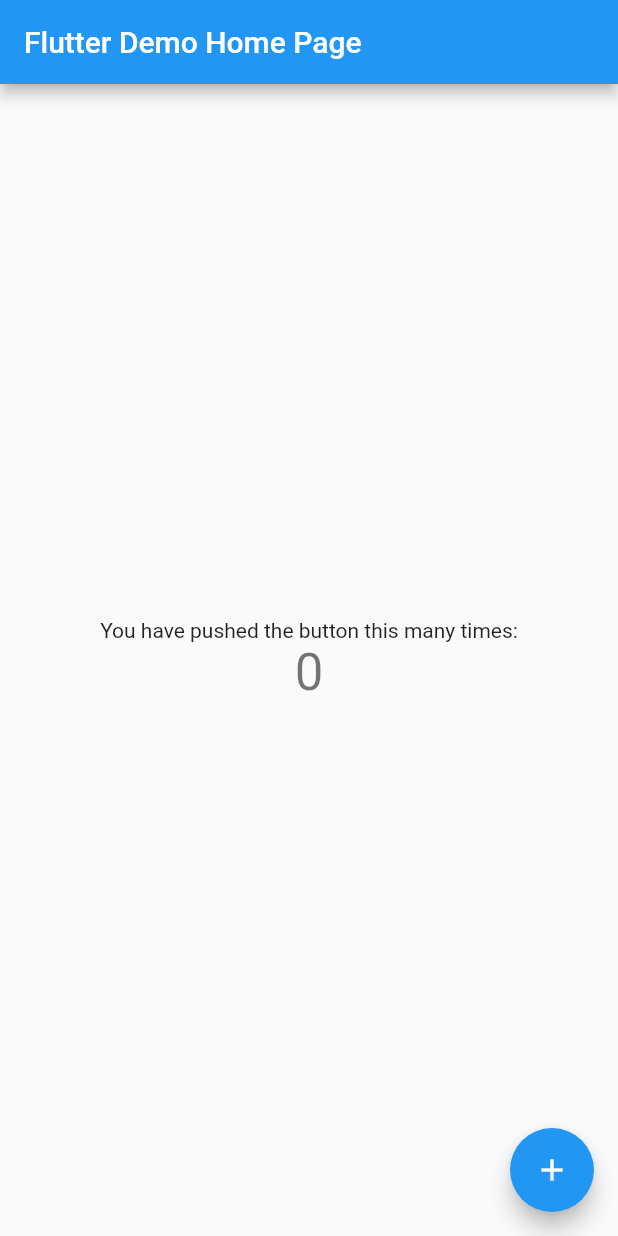
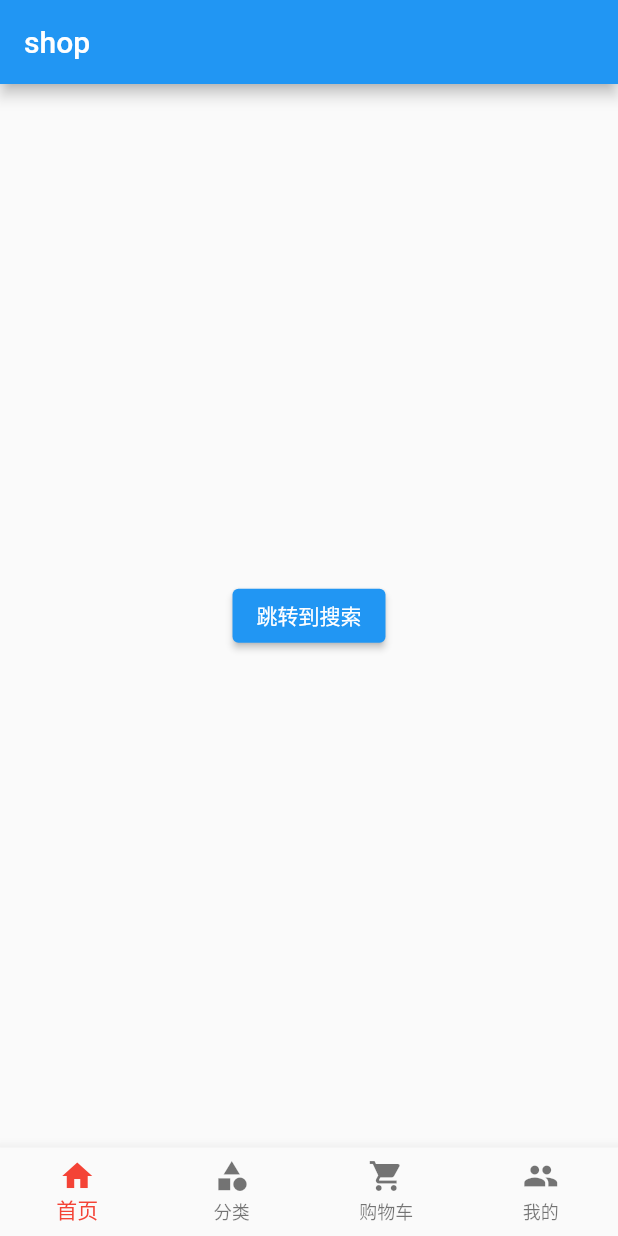
Before and after one commit to wenlong201807/flutter_jdshop, a Flutter app: the screen it shows after launch, on a phone screen of 412 x 824 dp. Run offline on Flutter 3.47's test engine with Material 2 defaults, Android fonts, the phone set to English and light mode, and no system bars.

Commit message:
feat: 1、底部导航tab切换， 2、路由统一配置设计

```diff
--- a/lib/main.dart
+++ b/lib/main.dart
@@ -1,115 +1,21 @@
 import 'package:flutter/material.dart';
 
-void main() {
-  runApp(const MyApp());
+import 'routers/router.dart';
+
+void main() =>  runApp( const MyApp());
+
+class MyApp extends StatefulWidget {
+  const MyApp({Key? key}) : super(key: key);
+
+  _MyAppState createState() => _MyAppState();
 }
 
-class MyApp extends StatelessWidget {
-  const MyApp({super.key});
-
-  // This widget is the root of your application.
+class _MyAppState extends State<MyApp> {
   @override
   Widget build(BuildContext context) {
     return MaterialApp(
-      title: 'Flutter Demo',
-      theme: ThemeData(
-        // This is the theme of your application.
-        //
-        // Try running your application with "flutter run". You'll see the
-        // application has a blue toolbar. Then, without quitting the app, try
-        // changing the primarySwatch below to Colors.green and then invoke
-        // "hot reload" (press "r" in the console where you ran "flutter run",
-        // or simply save your changes to "hot reload" in a Flutter IDE).
-        // Notice that the counter didn't reset back to zero; the application
-        // is not restarted.
-        primarySwatch: Colors.blue,
-      ),
-      home: const MyHomePage(title: 'Flutter Demo Home Page'),
+        initialRoute: '/',
+        onGenerateRoute:onGenerateRoute
     );
   }
 }
-
-class MyHomePage extends StatefulWidget {
-  const MyHomePage({super.key, required this.title});
-
-  // This widget is the home page of your application. It is stateful, meaning
-  // that it has a State object (defined below) that contains fields that affect
-  // how it looks.
-
-  // This class is the configuration for the state. It holds the values (in this
-  // case the title) provided by the parent (in this case the App widget) and
-  // used by the build method of the State. Fields in a Widget subclass are
-  // always marked "final".
-
-  final String title;
-
-  @override
-  State<MyHomePage> createState() => _MyHomePageState();
-}
-
-class _MyHomePageState extends State<MyHomePage> {
-  int _counter = 0;
-
-  void _incrementCounter() {
-    setState(() {
-      // This call to setState tells the Flutter framework that something has
-      // changed in this State, which causes it to rerun the build method below
-      // so that the display can reflect the updated values. If we changed
-      // _counter without calling setState(), then the build method would not be
-      // called again, and so nothing would appear to happen.
-      _counter++;
-    });
-  }
-
-  @override
-  Widget build(BuildContext context) {
-    // This method is rerun every time setState is called, for instance as done
-    // by the _incrementCounter method above.
-    //
-    // The Flutter framework has been optimized to make rerunning build methods
-    // fast, so that you can just rebuild anything that needs updating rather
-    // than having to individually change instances of widgets.
-    return Scaffold(
-      appBar: AppBar(
-        // Here we take the value from the MyHomePage object that was created by
-        // the App.build method, and use it to set our appbar title.
-        title: Text(widget.title),
-      ),
-      body: Center(
-        // Center is a layout widget. It takes a single child and positions it
-        // in the middle of the parent.
-        child: Column(
-          // Column is also a layout widget. It takes a list of children and
-          // arranges them vertically. By default, it sizes itself to fit its
-          // children horizontally, and tries to be as tall as its parent.
-          //
-          // Invoke "debug painting" (press "p" in the console, choose the
-          // "Toggle Debug Paint" action from the Flutter Inspector in Android
-          // Studio, or the "Toggle Debug Paint" command in Visual Studio Code)
-          // to see the wireframe for each widget.
-          //
-          // Column has various properties to control how it sizes itself and
-          // how it positions its children. Here we use mainAxisAlignment to
-          // center the children vertically; the main axis here is the vertical
-          // axis because Columns are vertical (the cross axis would be
-          // horizontal).
-          mainAxisAlignment: MainAxisAlignment.center,
-          children: <Widget>[
-            const Text(
-              'You have pushed the button this many times:',
-            ),
-            Text(
-              '$_counter',
-              style: Theme.of(context).textTheme.headline4,
-            ),
-          ],
-        ),
-      ),
-      floatingActionButton: FloatingActionButton(
-        onPressed: _incrementCounter,
-        tooltip: 'Increment',
-        child: const Icon(Icons.add),
-      ), // This trailing comma makes auto-formatting nicer for build methods.
-    );
-  }
-}
--- /dev/null
+++ b/lib/pages/Search.dart
@@ -0,0 +1,19 @@
+import 'package:flutter/material.dart';
+
+class SearchPage extends StatefulWidget {
+  const SearchPage({Key? key}) : super(key: key);
+
+  _SearchPageState createState() => _SearchPageState();
+}
+
+class _SearchPageState extends State<SearchPage> {
+  @override
+  Widget build(BuildContext context) {
+    return Scaffold(
+      appBar: AppBar(
+        title: const Text("搜索页面"),
+      ),
+      body: const Text('搜索'),
+    );
+  }
+}
--- /dev/null
+++ b/lib/pages/tabs/Home.dart
@@ -0,0 +1,26 @@
+import 'package:flutter/material.dart';
+
+class HomePage extends StatefulWidget {
+  HomePage({Key? key}) : super(key: key);
+
+  _HomePageState createState() => _HomePageState();
+}
+
+class _HomePageState extends State<HomePage> {
+  @override
+  Widget build(BuildContext context) {
+    return Center(
+      child: Column(
+        mainAxisAlignment: MainAxisAlignment.center,
+        children: <Widget>[
+          ElevatedButton(
+            child: const Text("跳转到搜索"),
+            onPressed: (){
+              Navigator.pushNamed(context, '/search');
+            },
+          )
+        ],
+      ),
+    );
+  }
+}
--- /dev/null
+++ b/lib/pages/tabs/Tabs.dart
@@ -0,0 +1,46 @@
+import 'package:flutter/material.dart';
+
+import 'Home.dart';
+import 'Category.dart';
+import 'Cart.dart';
+import 'User.dart';
+
+class Tabs extends StatefulWidget {
+  const Tabs({Key? key}) : super(key: key);
+
+  @override
+  _TabsState createState() => _TabsState();
+}
+
+class _TabsState extends State<Tabs> {
+  int _currentIndex = 0;
+
+  final List _pageList = [HomePage(), CategoryPage(), CartPage(), UserPage()];
+
+  @override
+  Widget build(BuildContext context) {
+    return Scaffold(
+      appBar: AppBar(
+        title: const Text("shop"),
+      ),
+      body: _pageList[_currentIndex], // 依据底部选中tab，对应切换页面
+      bottomNavigationBar: BottomNavigationBar(
+        currentIndex: _currentIndex,
+        onTap: (index) {
+          setState(() { // 更新当前索引值
+            _currentIndex = index;
+          });
+        },
+        type: BottomNavigationBarType.fixed, // 2个以上的菜单，必须配置此属性
+        fixedColor: Colors.red, // 选中的颜色
+        items: const [
+          BottomNavigationBarItem(icon: Icon(Icons.home), label: "首页"),
+          BottomNavigationBarItem(icon: Icon(Icons.category), label: "分类"),
+          BottomNavigationBarItem(
+              icon: Icon(Icons.shopping_cart), label: "购物车"),
+          BottomNavigationBarItem(icon: Icon(Icons.people), label: "我的")
+        ],
+      ),
+    );
+  }
+}
--- /dev/null
+++ b/lib/routers/router.dart
@@ -0,0 +1,29 @@
+import 'package:flutter/material.dart';
+import '../pages/tabs/Tabs.dart';
+
+import '../pages/Search.dart';
+
+//配置路由
+final Map<String,Function> routes = {
+  '/': (context) => const Tabs(),
+  '/search': (context) => SearchPage(),
+};
+
+//固定写法
+var onGenerateRoute = (RouteSettings settings) {
+  final String? name = settings.name;
+  final Function? pageContentBuilder = routes[name];
+  if (pageContentBuilder != null) {
+    if (settings.arguments != null) {
+      final Route route = MaterialPageRoute(
+          builder: (context) =>
+              pageContentBuilder(context, arguments: settings.arguments));
+      return route;
+    } else {
+      // 初始化的路由
+      final Route route =
+          MaterialPageRoute(builder: (context) => pageContentBuilder(context));
+      return route;
+    }
+  }
+};
```
Also changed, not shown: lib/pages/tabs/Cart.dart (added, +14 -0 lines), lib/pages/tabs/Category.dart (added, +14 -0 lines), lib/pages/tabs/User.dart (added, +14 -0 lines).
